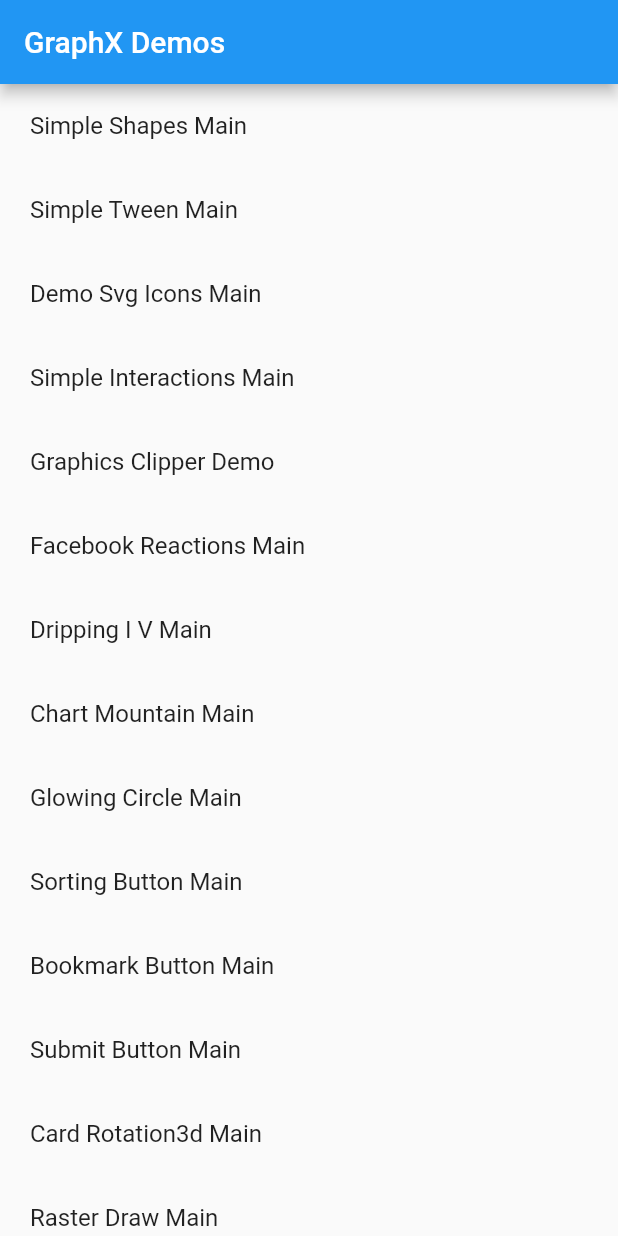
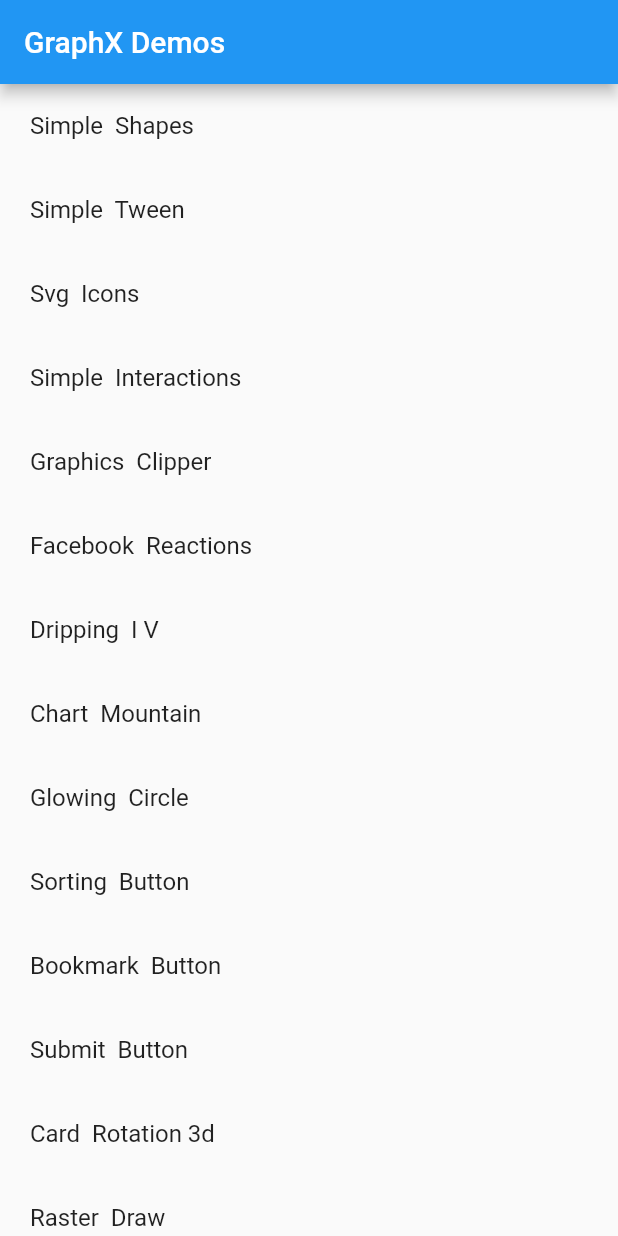
Before and after one commit to roipeker/graphx, a Flutter app: the screen it shows after launch, on a phone screen of 412 x 824 dp. Run offline on Flutter 3.47's test engine with Material 2 defaults, Android fonts, the phone set to English and light mode, and no system bars; our stand-ins replace flutter_svg; missing offline and left inert: dart:html; project files that could hold a hidden picture were left out.

Commit message:
updated examples titles.

```diff
--- a/example/lib/main.dart
+++ b/example/lib/main.dart
@@ -20,56 +20,56 @@ class Home extends StatefulWidget {
 
 class _HomeState extends State<Home> {
   final demos = {
-    "SimpleShapesMain": const SimpleShapesMain(),
-    "SimpleTweenMain": SimpleTweenMain(),
-    "DemoSvgIconsMain": const DemoSvgIconsMain(),
-    "SimpleInteractionsMain": const SimpleInteractionsMain(),
-    "GraphicsClipperDemo": const GraphicsClipperDemo(),
-    "FacebookReactionsMain": FacebookReactionsMain(),
-    "DrippingIVMain": const DrippingIVMain(),
-    "ChartMountainMain": const ChartMountainMain(),
-    "GlowingCircleMain": const GlowingCircleMain(),
-    "SortingButtonMain": const SortingButtonMain(),
-    "BookmarkButtonMain": const BookmarkButtonMain(),
-    "SubmitButtonMain": const SubmitButtonMain(),
-    "CardRotation3dMain": const CardRotation3dMain(),
-    "RasterDrawMain": const RasterDrawMain(),
-    "DialerMain": const DialerMain(),
-    "GaugeMeterMain": const GaugeMeterMain(),
-    "SpiralLoaderMain": const SpiralLoaderMain(),
-    "UniversoFlutterIntroMain": const UniversoFlutterIntroMain(),
-    "ColorfulLoaderMain": const ColorfulLoaderMain(),
-    "JellyThingMain": const JellyThingMain(),
-    "BallVsLineMain": const BallVsLineMain(),
-    "Dna3dMain": const Dna3dMain(),
-    "SplashIntroMain": const SplashIntroMain(),
-    "LinedButtonMain": const LinedButtonMain(),
-    "ColorPickerMain": const ColorPickerMain(),
-    "AltitudeIndicatorMain": const AltitudeIndicatorMain(),
-    "BreakoutMain": const BreakoutMain(),
-    "XmasMain": const XmasMain(),
-    "SimpleRadialMenuMain": const SimpleRadialMenuMain(),
-    "MuratCoffeeMain": const MuratCoffeeMain(),
-    "PieChartMain": const PieChartMain(),
-    "ChartBezierMain": const ChartBezierMain(),
-    "RunHeroCanvasMain": const RunHeroCanvasMain(),
-    "ElasticBandMain": const ElasticBandMain(),
-    "FlowerGradientMain": const FlowerGradientMain(),
-    "NokiaSnakeMain": const NokiaSnakeMain(),
-    "HeartReactionMain": HeartReactionMain(),
-    "SimpleToastMain": const SimpleToastMain(),
-    "RatingStarsMain": const RatingStarsMain(),
-    "PizzaBoxMain": const PizzaBoxMain(),
-    "DrawingPadBezierMain": const DrawingPadBezierMain(),
-    "IsmaChartMain": const IsmaChartMain(),
-    "TriGridMain": const TriGridMain(),
-    "NicoLoadingIndicatorMain": const NicoLoadingIndicatorMain(),
-    "FeelingSwitchMain": const FeelingSwitchMain(),
-    "MouseRepulsionMain": const MouseRepulsionMain(),
-    "Globe3dMain": const Globe3dMain(),
-    "LungsAnimationMain": const LungsAnimationMain(),
-    "ExpanderFabMenu": const ExpanderFabMenu(),
-    "PageIndicatorMain": const PageIndicatorMain()
+    "Simple Shapes": const SimpleShapesMain(),
+    "Simple Tween": SimpleTweenMain(),
+    "Svg Icons": const DemoSvgIconsMain(),
+    "Simple Interactions": const SimpleInteractionsMain(),
+    "Graphics Clipper": const GraphicsClipperDemo(),
+    "Facebook Reactions": FacebookReactionsMain(),
+    "Dripping IV": const DrippingIVMain(),
+    "Chart Mountain": const ChartMountainMain(),
+    "Glowing Circle": const GlowingCircleMain(),
+    "Sorting Button": const SortingButtonMain(),
+    "Bookmark Button": const BookmarkButtonMain(),
+    "Submit Button": const SubmitButtonMain(),
+    "Card Rotation 3d": const CardRotation3dMain(),
+    "Raster Draw": const RasterDrawMain(),
+    "Dialer": const DialerMain(),
+    "Gauge Meter": const GaugeMeterMain(),
+    "Spiral Loader": const SpiralLoaderMain(),
+    "Universo Flutter Intro": const UniversoFlutterIntroMain(),
+    "Colorful Loader": const ColorfulLoaderMain(),
+    "Jelly Thing": const JellyThingMain(),
+    "Ball vs Line": const BallVsLineMain(),
+    "DNA 3d": const Dna3dMain(),
+    "Splash Intro": const SplashIntroMain(),
+    "Lined Button": const LinedButtonMain(),
+    "Color Picker": const ColorPickerMain(),
+    "Altitude Indicator": const AltitudeIndicatorMain(),
+    "Breakout": const BreakoutMain(),
+    "Xmas": const XmasMain(),
+    "Simple Radial Menu": const SimpleRadialMenuMain(),
+    "Murat Coffee": const MuratCoffeeMain(),
+    "Pie Chart": const PieChartMain(),
+    "Bezier Chart": const ChartBezierMain(),
+    "Run Hero Canvas": const RunHeroCanvasMain(),
+    "Elastic Band": const ElasticBandMain(),
+    "Flower Gradient": const FlowerGradientMain(),
+    "Nokia Snake": const NokiaSnakeMain(),
+    "Heart Reaction": HeartReactionMain(),
+    "Simple Toast": const SimpleToastMain(),
+    "Rating Stars": const RatingStarsMain(),
+    "Pizza Box": const PizzaBoxMain(),
+    "Drawing Pad Bezier": const DrawingPadBezierMain(),
+    "Isma Chart": const IsmaChartMain(),
+    "TriGrid": const TriGridMain(),
+    "Nico Loading": const NicoLoadingIndicatorMain(),
+    "Feeling Switch": const FeelingSwitchMain(),
+    "Mouse Repulsion": const MouseRepulsionMain(),
+    "Globe 3d": const Globe3dMain(),
+    "Lungs Animation": const LungsAnimationMain(),
+    "Expander Fab": const ExpanderFabMenu(),
+    "Page Indicator": const PageIndicatorMain()
   };
 
   @override
@@ -105,6 +105,7 @@ class Demo extends StatelessWidget {
     required this.text,
     required this.child,
   });
+
   final String text;
   final Widget child;
 
@@ -115,7 +116,8 @@ class Demo extends StatelessWidget {
       appBar: AppBar(title: Text(text)),
       body: Center(
         child: Navigator(
-          onGenerateRoute: (settings) => MaterialPageRoute(builder: (context) => child),
+          onGenerateRoute: (settings) =>
+              MaterialPageRoute(builder: (context) => child),
         ),
       ),
     );
```
